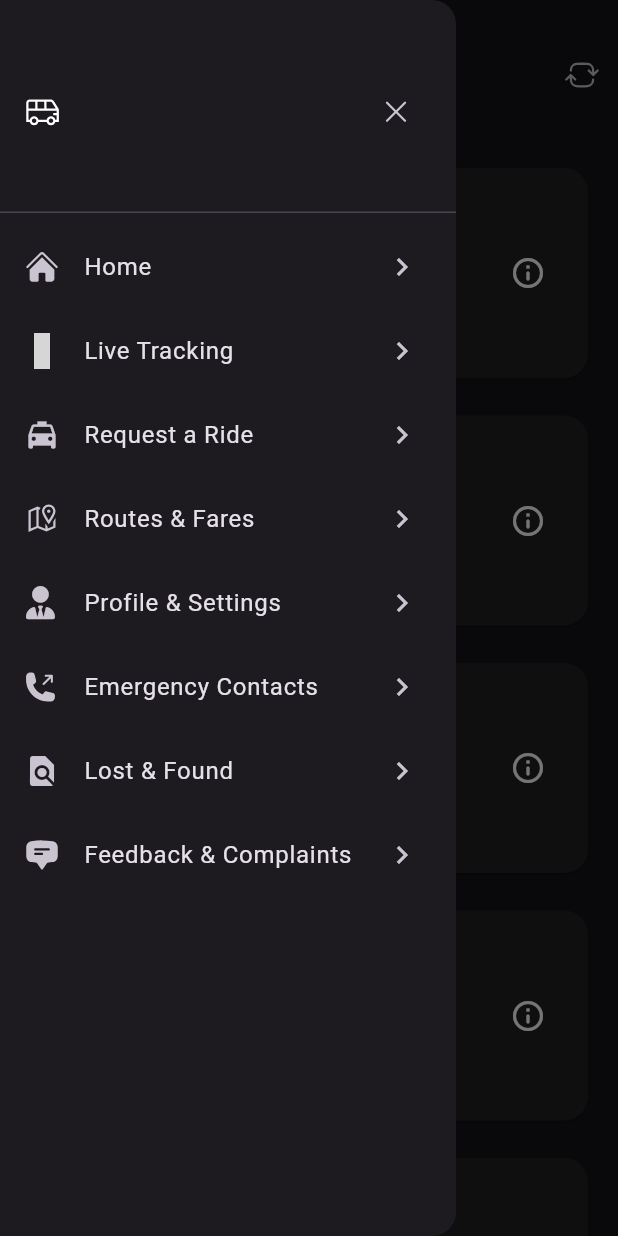
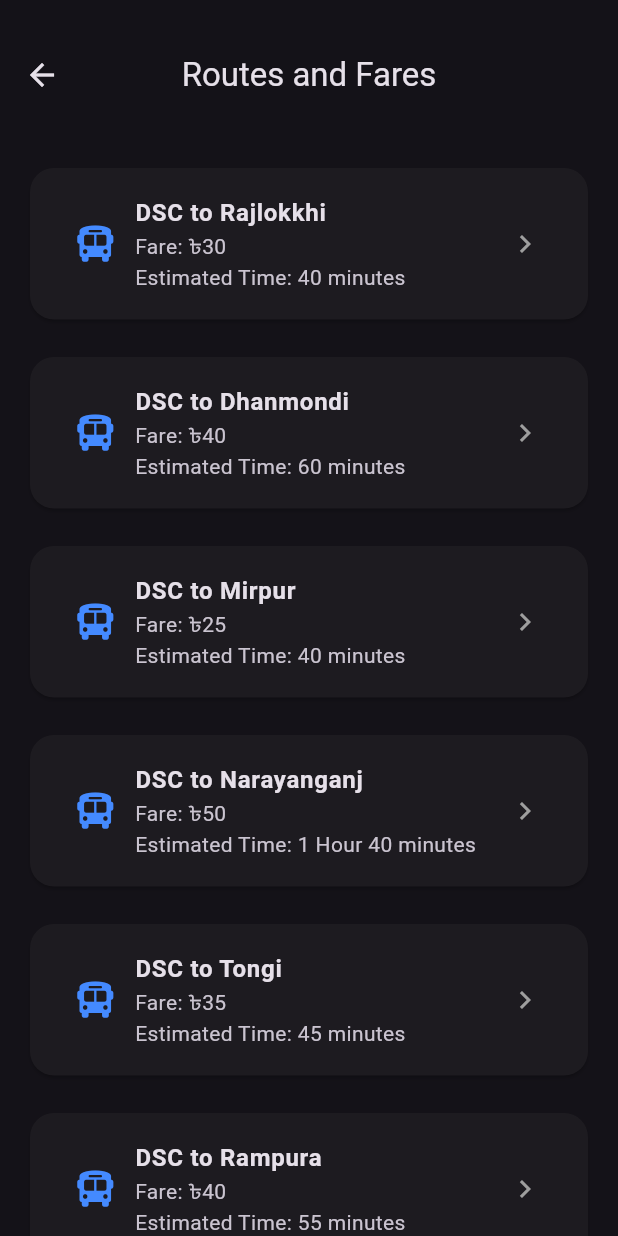
Before and after one commit to DIP-SARKER/routeradar, a Flutter app: the screen it shows after launch, in the side drawer, after a tap on "Routes & Fares", on a phone screen of 412 x 824 dp. Run offline on Flutter 3.47's test engine with Material 3 defaults, Android fonts, the phone set to English and light mode, and no system bars; our stand-ins replace icons_plus; grey boxes are pictures that could not be loaded.

Commit message:
added routes and fares page

```diff
--- /dev/null
+++ b/lib/routes_and_fare.dart
@@ -0,0 +1,55 @@
+import 'package:flutter/material.dart';
+import 'package:icons_plus/icons_plus.dart';
+
+class RoutesAndFares extends StatefulWidget {
+  const RoutesAndFares({super.key});
+
+  @override
+  State<RoutesAndFares> createState() => _RoutesAndFares();
+}
+
+class _RoutesAndFares extends State<RoutesAndFares> {
+  final List<Map<String, String>> routes = [
+    {"route": "DSC to Rajlokkhi", "fare": "৳30", "time": "40 minutes"},
+    {"route": "DSC to Dhanmondi", "fare": "৳40", "time": "60 minutes"},
+    {"route": "DSC to Mirpur", "fare": "৳25", "time": "40 minutes"},
+    {"route": "DSC to Narayanganj", "fare": "৳50", "time": "1 Hour 40 minutes"},
+    {"route": "DSC to Tongi", "fare": "৳35", "time": "45 minutes"},
+    {"route": "DSC to Rampura", "fare": "৳40", "time": "55 minutes"},
+  ];
+
+  @override
+  Widget build(BuildContext context) {
+    return Scaffold(
+      appBar: AppBar(
+        title: Text("Routes and Fares"),
+        toolbarHeight: 100,
+        centerTitle: true,
+      ),
+      body: ListView.builder(
+        itemCount: routes.length,
+        itemBuilder: (context, index) {
+          return Card(
+            margin: EdgeInsets.only(left: 20, right: 20, top: 12, bottom: 13),
+            shape: RoundedRectangleBorder(
+              borderRadius: BorderRadius.circular(16),
+            ),
+            child: ListTile(
+              contentPadding:
+                  EdgeInsets.symmetric(horizontal: 30, vertical: 10),
+              leading: Icon(FontAwesome.bus_solid, color: Colors.blueAccent),
+              title: Text(
+                routes[index]["route"]!,
+                style: TextStyle(fontWeight: FontWeight.bold),
+              ),
+              subtitle: Text(
+                  "Fare: ${routes[index]["fare"]}\nEstimated Time: ${routes[index]["time"]}"),
+              trailing: Icon(Icons.chevron_right, color: Colors.grey),
+              onTap: () {},
+            ),
+          );
+        },
+      ),
+    );
+  }
+}
--- a/lib/schedule.dart
+++ b/lib/schedule.dart
@@ -1,5 +1,6 @@
 import 'package:flutter/material.dart';
 import 'package:icons_plus/icons_plus.dart';
+import 'package:routeradar/routes_and_fare.dart';
 
 class Schedule extends StatefulWidget {
   const Schedule({super.key});
@@ -144,7 +145,12 @@ class _Schedule extends State<Schedule> {
               leading: Icon(LineAwesome.map_marked_alt_solid), // Routes icon
               title: Text("Routes & Fares"),
               trailing: Icon(Icons.chevron_right),
-              onTap: () {},
+              onTap: () {
+                Navigator.push(
+                  context,
+                  MaterialPageRoute(builder: (context) => RoutesAndFares()),
+                );
+              },
             ),
             ListTile(
               leading: Icon(
@@ -171,7 +177,8 @@ class _Schedule extends State<Schedule> {
               onTap: () {},
             ),
             ListTile(
-              leading: Icon(HeroIcons.chat_bubble_bottom_center_text), // Feedback icon
+              leading: Icon(
+                  HeroIcons.chat_bubble_bottom_center_text), // Feedback icon
               title: Text("Feedback & Complaints"),
               trailing: Icon(Icons.chevron_right),
               onTap: () {},
@@ -182,6 +189,7 @@ class _Schedule extends State<Schedule> {
       appBar: AppBar(
         title: Text("Transport Schedule"),
         toolbarHeight: 100,
+        centerTitle: true,
         actions: [
           IconButton(
               icon: Icon(HeroIcons.arrow_path_rounded_square),
```
